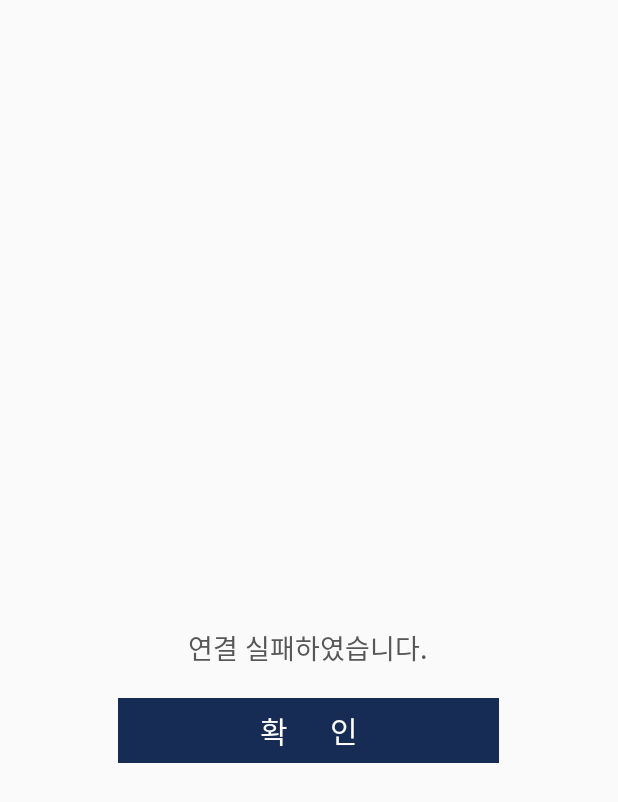
After one commit to kminseop90/HelmetBluetooth, an Android app: the layout dialog_connect_fail.xml on its own in the app's theme, with its tools: preview values and no code run, on a phone screen of 412 x 824 dp. The commit adds this screen. Shown: the top 802 px of the screen. Run offline under Robolectric (Android 15) with nearby library versions, the light colour scheme and no system bars.

Commit message:
예외처리트라이캐치

```diff
--- a/app/src/main/java/com/sample/helmetble/view/activity/MainActivity.java
+++ b/app/src/main/java/com/sample/helmetble/view/activity/MainActivity.java
@@ -21,6 +21,7 @@ import com.sample.helmetble.base.BaseFragment;
 import com.sample.helmetble.model.vo.VODataFilter;
 import com.sample.helmetble.service.BluetoothLeService;
 import com.sample.helmetble.service.SampleGattAttributes;
+import com.sample.helmetble.view.dialog.ConnectFailDialog;
 import com.sample.helmetble.view.dialog.ConnectOKDialog;
 import com.sample.helmetble.view.fragment.ControllerFragment;
 import com.sample.helmetble.view.fragment.GraphFragment;
@@ -136,6 +137,8 @@ public class MainActivity extends BaseActivity {
             if (BluetoothLeService.ACTION_GATT_CONNECTED.equals(action)) {
                 isConnected = true;
             } else if (BluetoothLeService.ACTION_GATT_DISCONNECTED.equals(action)) {
+                ConnectFailDialog dialog = new ConnectFailDialog(MainActivity.this);
+                dialog.show();
                 isConnected = false;
             } else if (BluetoothLeService.ACTION_GATT_SERVICES_DISCOVERED.equals(action)) {
                 ConnectOKDialog dialog = new ConnectOKDialog(MainActivity.this);
--- /dev/null
+++ b/app/src/main/java/com/sample/helmetble/view/dialog/ConnectFailDialog.java
@@ -0,0 +1,27 @@
+package com.sample.helmetble.view.dialog;
+
+import android.app.Dialog;
+import android.content.Context;
+import android.support.annotation.NonNull;
+import android.view.LayoutInflater;
+import android.view.View;
+
+import com.sample.helmetble.R;
+
+import butterknife.ButterKnife;
+import butterknife.OnClick;
+
+public class ConnectFailDialog extends Dialog {
+
+    public ConnectFailDialog(@NonNull Context context) {
+        super(context);
+        View view = LayoutInflater.from(context).inflate(R.layout.dialog_connect_fail, null, false);
+        setContentView(view);
+        ButterKnife.bind(this, view);
+    }
+
+    @OnClick(R.id.connect_fail_confirm)
+    public void onConfirmClick(View v) {
+        dismiss();
+    }
+}
--- a/app/src/main/java/com/sample/helmetble/view/fragment/ControllerFragment.java
+++ b/app/src/main/java/com/sample/helmetble/view/fragment/ControllerFragment.java
@@ -117,7 +117,6 @@ public class ControllerFragment extends BaseFragment implements MainActivity.Fra
         }
 
         if (!((MainActivity) getContext()).isDataConnection() && ((MainActivity) getContext()).isConnected()) {
-            Toast.makeText(getContext(), "측정을 시작합니다.", Toast.LENGTH_SHORT).show();
 
             int accelerationMaxX = Utils.parseInt(maxAccelX.getText().toString());
             int accelerationMinX = Utils.parseInt(minAccelX.getText().toString());
@@ -134,8 +133,13 @@ public class ControllerFragment extends BaseFragment implements MainActivity.Fra
 
             filterData = new VODataFilter(accelerationMaxX, accelerationMinX, accelerationMaxY, accelerationMinY, accelerationMaxZ, accelerationMinZ,
                     gyroMaxX, gyroMinX, gyroMaxY, gyroMinY, gyroMaxZ, gyroMinZ);
-            ((MainActivity) getContext()).setDataConnection(true);
-            ((MainActivity) getContext()).send(filterData);
+            try {
+                ((MainActivity) getContext()).send(filterData);
+                ((MainActivity) getContext()).setDataConnection(true);
+                Toast.makeText(getContext(), "측정을 시작합니다.", Toast.LENGTH_SHORT).show();
+            } catch(Exception e) {
+                Toast.makeText(getContext(), "크레아토스 연결을 실패하였습니다.", Toast.LENGTH_SHORT).show();
+            }
         } else if (((MainActivity) getContext()).isDataConnection()) {
             Toast.makeText(getContext(), "크레아토스가 이미 동작중입니다.", Toast.LENGTH_SHORT).show();
         } else {
--- /dev/null
+++ b/app/src/main/res/layout/dialog_connect_fail.xml
@@ -0,0 +1,43 @@
+<?xml version="1.0" encoding="utf-8"?>
+<LinearLayout xmlns:android="http://schemas.android.com/apk/res/android"
+    android:layout_width="wrap_content"
+    android:layout_height="wrap_content"
+    android:layout_gravity="center"
+    android:orientation="vertical">
+
+    <ImageView
+        android:layout_marginLeft="100dp"
+        android:layout_marginRight="100dp"
+        android:id="@+id/connect_image"
+        android:layout_width="54.3dp"
+        android:layout_height="54.3dp"
+        android:layout_gravity="center"
+        android:layout_marginTop="30dp"
+        android:visibility="invisible"
+        android:src="@mipmap/success" />
+
+    <TextView
+        android:layout_width="wrap_content"
+        android:layout_height="wrap_content"
+        android:layout_gravity="center"
+        android:layout_marginTop="19dp"
+        android:gravity="center_horizontal"
+        android:lineSpacingExtra="-7.7sp"
+        android:text="연결 실패하였습니다."
+        android:textColor="#575757"
+        android:textSize="18.3sp" />
+
+    <TextView
+        android:id="@+id/connect_fail_confirm"
+        android:layout_width="match_parent"
+        android:layout_height="43.3dp"
+        android:layout_marginTop="20dp"
+        android:background="@color/colorPrimary"
+        android:gravity="center"
+        android:letterSpacing="0.58"
+        android:text="확 인"
+        android:textColor="#ffffff"
+        android:textSize="20dp" />
+
+
+</LinearLayout>
```
